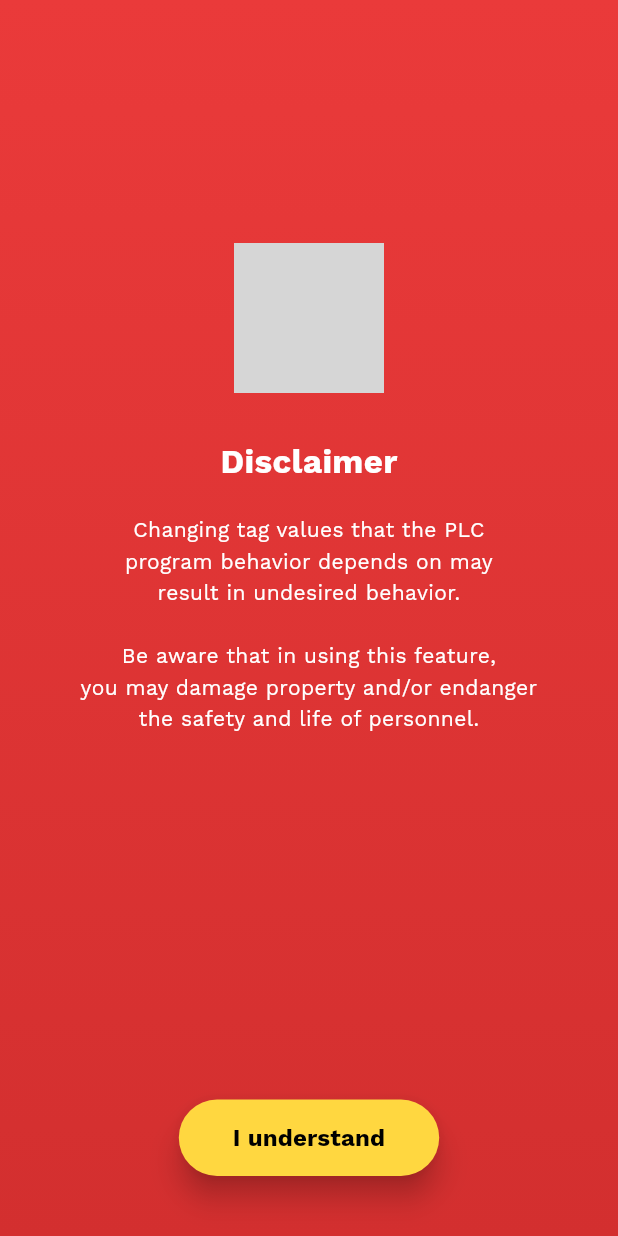
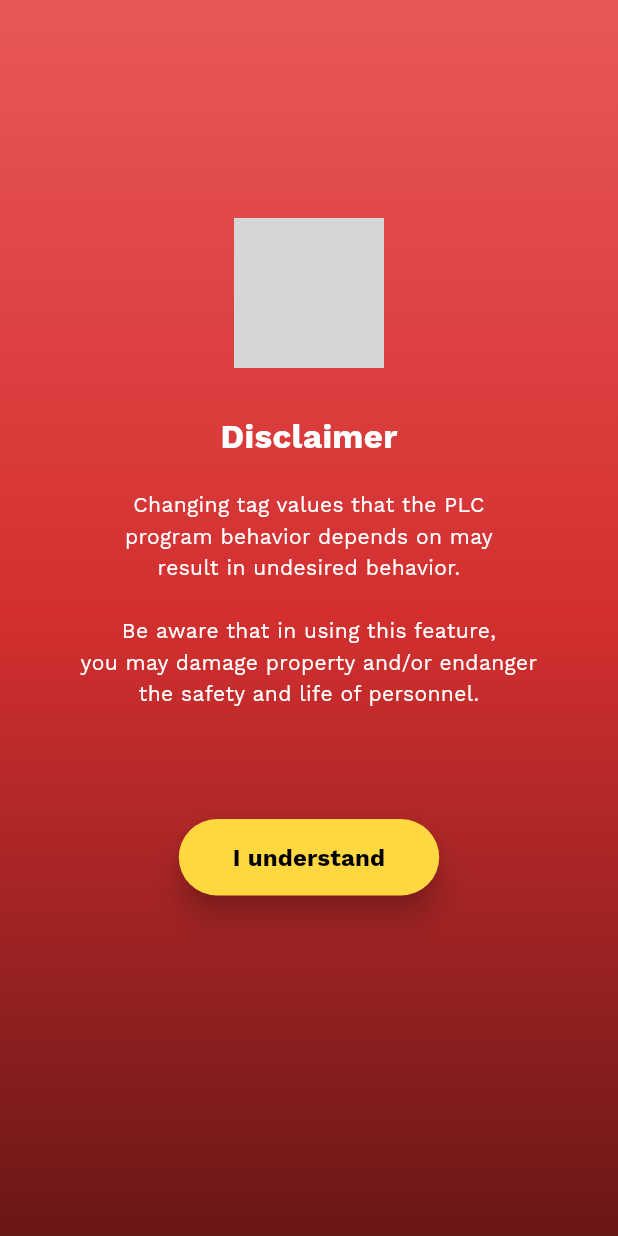
Before and after one commit to andergisomon/mantadsodu, a Flutter app: the DisclaimerScreen screen opened directly, on a phone screen of 412 x 824 dp. Run offline on Flutter 3.47's test engine with Material 3 defaults, Android fonts, the phone set to English and light mode, and no system bars; our stand-ins replace flutter_dotenv, google_fonts, supabase_flutter; accounts and stored records are empty; grey boxes are pictures that could not be loaded.

Commit message:
route disclaimer, make bg gradient cooler

```diff
--- a/lib/screens/disclaimer.dart
+++ b/lib/screens/disclaimer.dart
@@ -1,4 +1,5 @@
 import 'package:flutter/material.dart';
+import 'package:mantadsodu/screens/admiral.dart';
 import 'package:google_fonts/google_fonts.dart';
 
 class DisclaimerScreen extends StatelessWidget {
@@ -10,7 +11,7 @@ class DisclaimerScreen extends StatelessWidget {
       body: Container(
         decoration: const BoxDecoration(
           gradient: LinearGradient(
-            colors: [Color(0xFFEA3A3A), Color(0xFFD32F2F)],
+            colors: [Color.fromARGB(255, 233, 87, 87), Color(0xFFD32F2F), Color.fromARGB(255, 106, 23, 23)],
             begin: Alignment.topCenter,
             end: Alignment.bottomCenter,
           ),
@@ -58,11 +59,13 @@ class DisclaimerScreen extends StatelessWidget {
                     ),
                   ),
                 ),
-                const Spacer(flex: 3),
+                const Spacer(flex: 1),
                 // "I understand" Button
                 ElevatedButton(
                   onPressed: () {
-                    // TODO: handle confirmation
+                      Navigator.of(context).push(
+                      MaterialPageRoute(builder: (context) => const AdmiralScreen()),
+                    );
                   },
                   style: ElevatedButton.styleFrom(
                     backgroundColor: const Color(0xFFFFD740), // yellow
@@ -87,7 +90,7 @@ class DisclaimerScreen extends StatelessWidget {
                     ),
                   ),
                 ),
-                const SizedBox(height: 40),
+                const SizedBox(height: 227),
               ],
             ),
           ),
--- a/lib/screens/home.dart
+++ b/lib/screens/home.dart
@@ -1,6 +1,6 @@
 import 'package:flutter/material.dart';
 import 'package:google_fonts/google_fonts.dart';
-import 'package:mantadsodu/screens/admiral.dart';
+import 'package:mantadsodu/screens/disclaimer.dart';
 import 'package:mantadsodu/screens/tag_view.dart';
 
 class HomeScreen extends StatelessWidget {
@@ -104,7 +104,7 @@ class HomeScreen extends StatelessWidget {
                 GestureDetector(
                   onTap: () {
                     Navigator.of(context).push(
-                      MaterialPageRoute(builder: (context) => const AdmiralScreen()),
+                      MaterialPageRoute(builder: (context) => const DisclaimerScreen()),
                     );
                   },
                   child:
```
